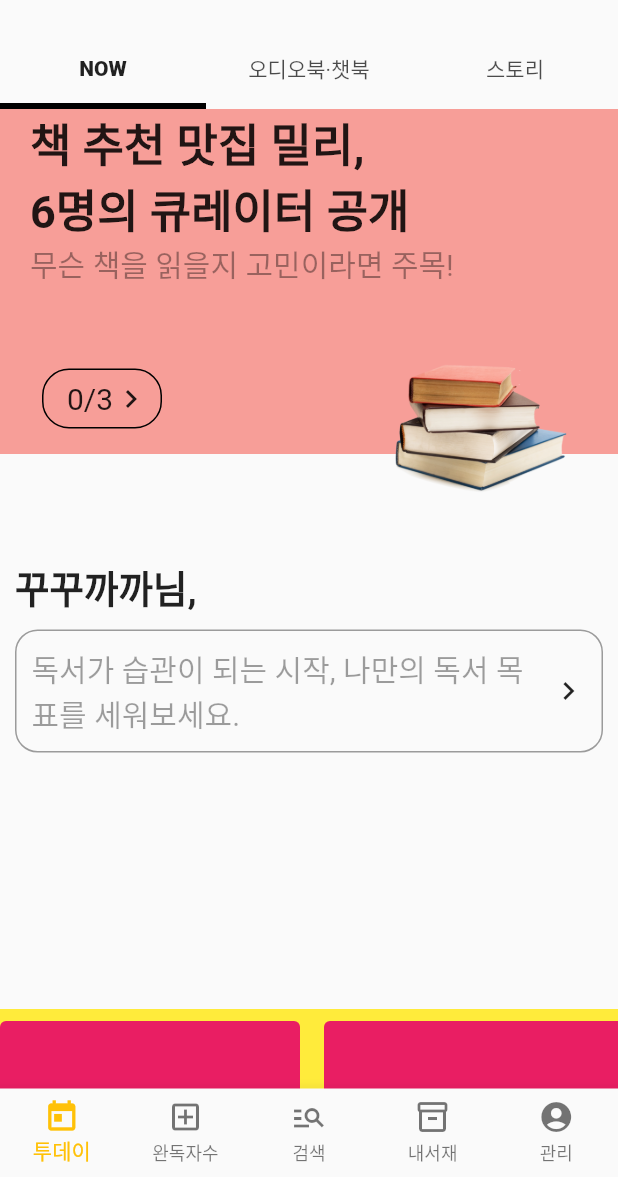
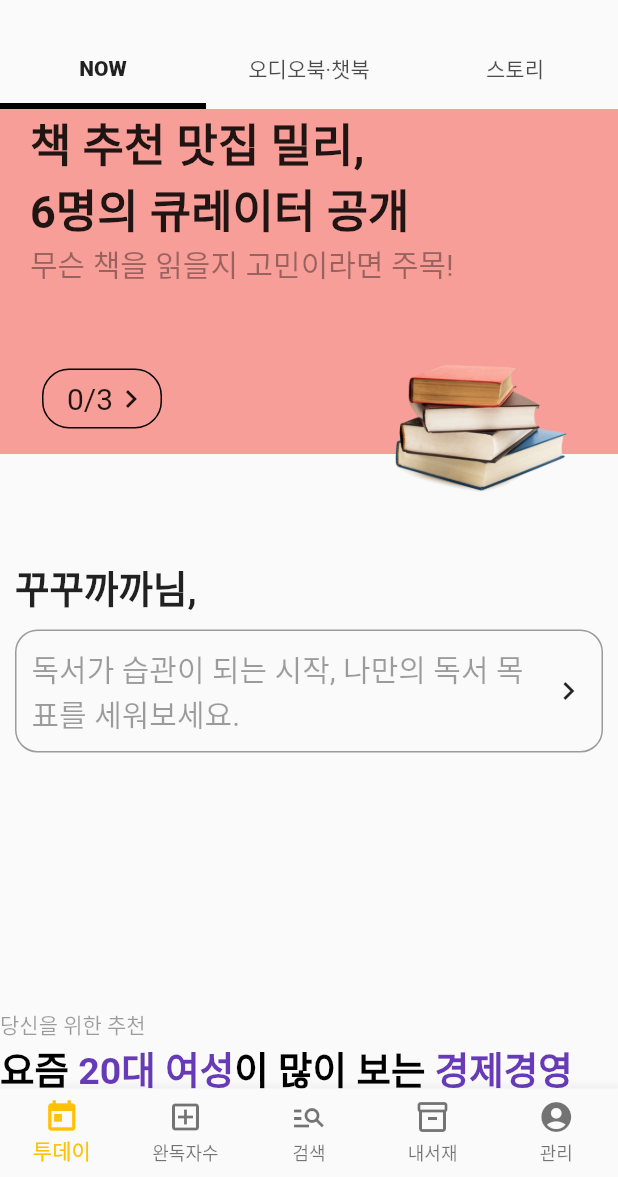
Before and after one commit to kangsudal/millie, a Flutter app: the screen it shows after launch, on a phone screen of 412 x 824 dp, the part 59-1236 px from its top. Run offline on Flutter 3.47's test engine with Material 2 defaults, Android fonts, the phone set to English and light mode, and no system bars; drawn by our look-alikes of carousel_slider.

Commit message:
Add Title for NewWidget3

```diff
--- a/lib/screens/0_today/tab_widdget/tab_now.dart
+++ b/lib/screens/0_today/tab_widdget/tab_now.dart
@@ -42,7 +42,46 @@ class NewWidget3 extends StatelessWidget {
 
   @override
   Widget build(BuildContext context) {
-    return Container(
+    return Column(
+      crossAxisAlignment: CrossAxisAlignment.start,
+      children: [
+        Container(
+          height: 70,
+          // color: Colors.brown,
+          child: Column(
+            crossAxisAlignment: CrossAxisAlignment.start,
+            children: [
+              Text('당신을 위한 추천',style: TextStyle(color: Colors.black38,),),
+              Text.rich(TextSpan(
+                text: '요즘',
+                style: TextStyle(
+                  color: Colors.black,
+                  fontWeight: FontWeight.bold,
+                  fontSize: 25,
+                ),
+                children: <TextSpan>[
+                  TextSpan(
+                    text: ' 20대 여성',
+                    style: TextStyle(
+                      color: Colors.deepPurple,
+                    ),
+                  ),
+                  TextSpan(
+                    text: '이 많이 보는 ',
+                    style: TextStyle(),
+                  ),
+                  TextSpan(
+                    text: '경제경영',
+                    style: TextStyle(
+                      color: Colors.deepPurple,
+                    ),
+                  ),
+                ],
+              )),
+            ],
+          ),
+        ),
+        Container(
           height: 300,
           color: Colors.yellow,
           child: ListView.builder(
@@ -59,6 +98,8 @@ class NewWidget3 extends StatelessWidget {
               );
             },
           ),
+        ),
+      ],
     );
   }
 }
```
Lines whose indentation alone changed are shown as unchanged.
